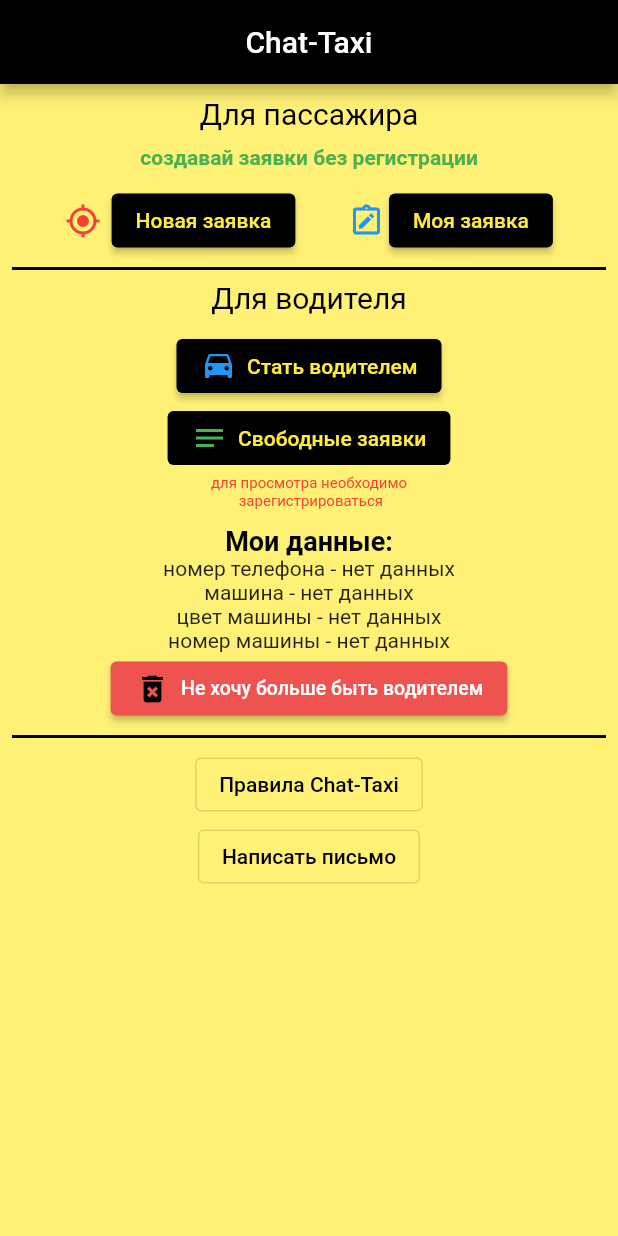
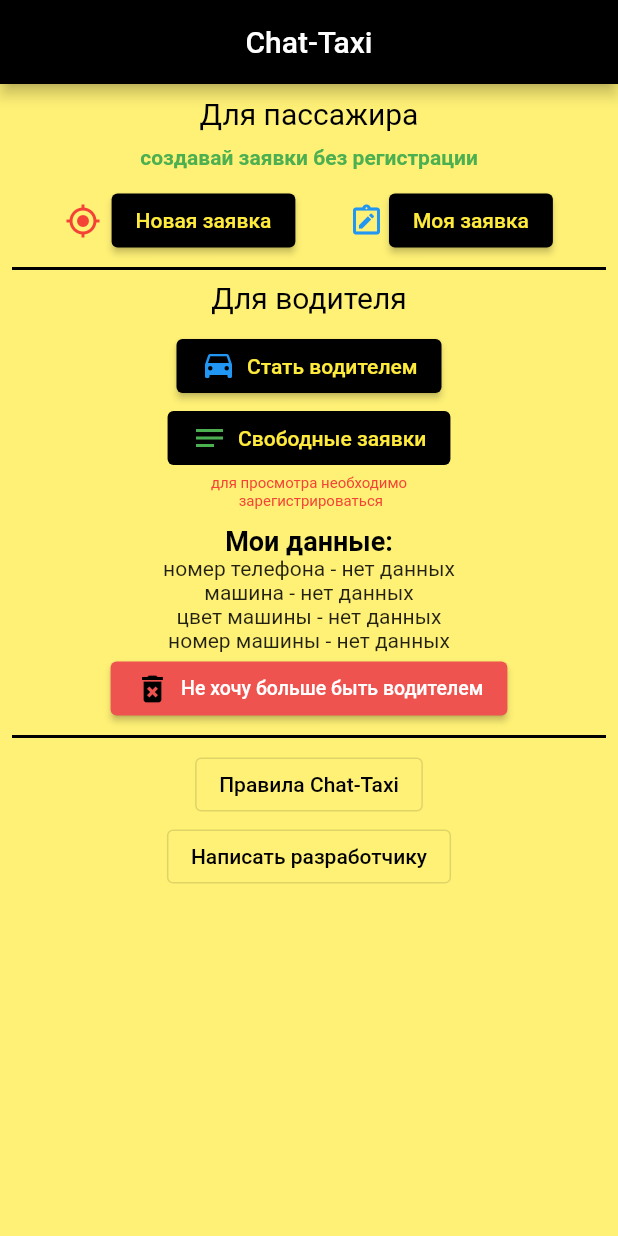
Before and after one commit to Granitin/chat_taxi, a Flutter app: the screen it shows after launch, on a phone screen of 412 x 824 dp. Run offline on Flutter 3.47's test engine with Material 2 defaults, Android fonts, the phone set to English and light mode, and no system bars; drawn by our look-alikes of animated_text_kit; our stand-ins replace assets_audio_player, cloud_firestore, firebase_auth, firebase_core, shared_preferences; accounts and stored records are empty.

Commit message:
Update main_screen.dart

```diff
--- a/lib/main_screen.dart
+++ b/lib/main_screen.dart
@@ -179,7 +179,7 @@ class _MainScreenBody extends StatelessWidget {
                     );
                   },
                   child: const Text(
-                    'Написать письмо',
+                    'Написать разработчику',
                     style: TextStyle(color: Colors.black),
                   ),
                 ),
```
